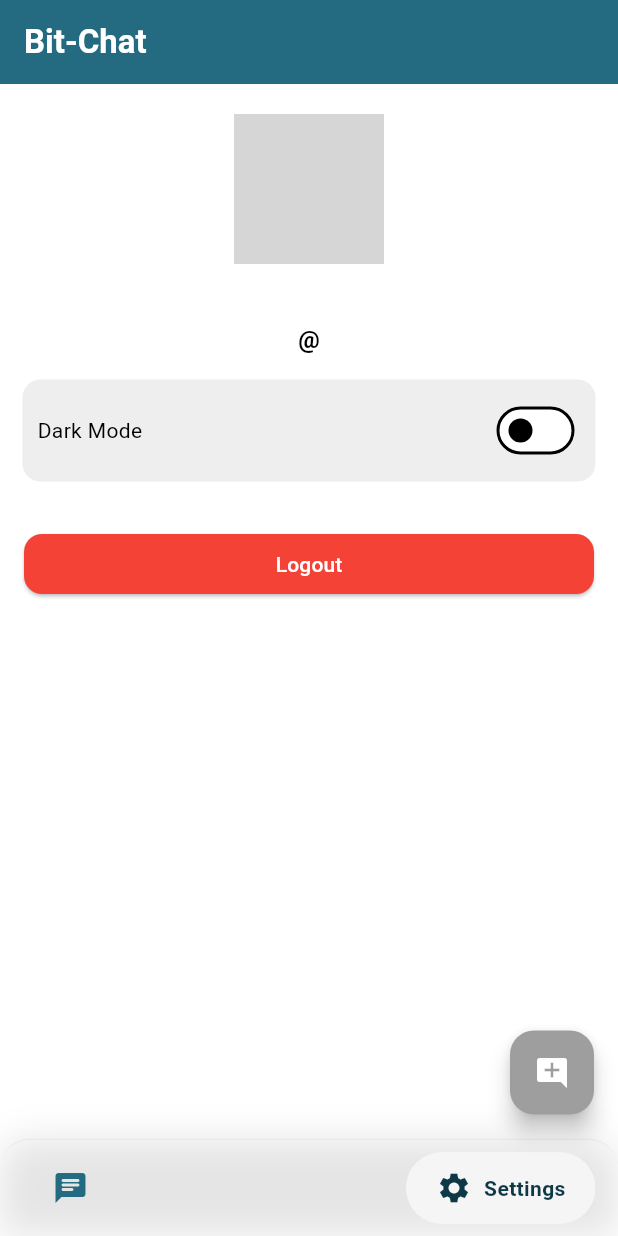
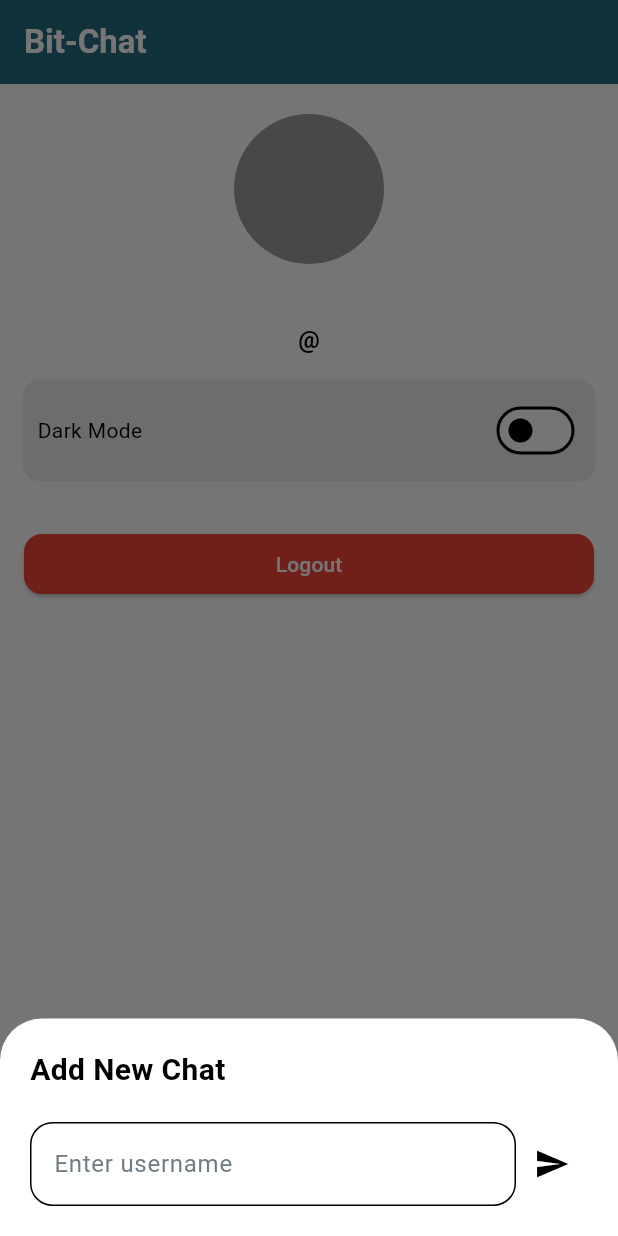
Before and after one commit to ajulkjose246/Bit-Chat, a Flutter app: the screen it shows once a user with an empty profile is signed in, item 2 of the bottom bar chosen, after a tap on the "add comment" icon, on a phone screen of 412 x 824 dp. Run offline on Flutter 3.47's test engine with Material 3 defaults, Android fonts, the phone set to English and light mode, and no system bars; drawn by our look-alikes of google_nav_bar; our stand-ins replace awesome_notifications, cloud_firestore, firebase_auth, firebase_core, firebase_storage, image_picker and 2 more; accounts and stored records are empty; network calls fail; project files that could hold a hidden picture were left out; grey boxes are pictures that could not be loaded.

Commit message:
we can chat with new user using username

```diff
--- /dev/null
+++ b/lib/components/newChat.dart
@@ -0,0 +1,89 @@
+// ignore_for_file: camel_case_types
+
+import 'package:bitchat/components/myTextfield.dart';
+import 'package:bitchat/home/pages/chatPage.dart';
+import 'package:cloud_firestore/cloud_firestore.dart';
+import 'package:flutter/material.dart';
+
+class newChat extends StatelessWidget {
+  TextEditingController userinfo = TextEditingController();
+  final FirebaseFirestore _firestore = FirebaseFirestore.instance;
+
+  Future<void> sendNewChat(BuildContext context) async {
+    try {
+      CollectionReference users =
+          FirebaseFirestore.instance.collection('Users');
+      var username = userinfo.text;
+      QuerySnapshot querySnapshot =
+          await users.where('username', isEqualTo: username).get();
+
+      if (querySnapshot.docs.isNotEmpty) {
+        // Retrieve the user ID
+        String userId = querySnapshot.docs.first.id;
+
+        // Get the user data using the retrieved user ID
+        DocumentSnapshot userDataSnapshot = await users.doc(userId).get();
+        if (userDataSnapshot.exists) {
+          Map<String, dynamic> userData =
+              userDataSnapshot.data() as Map<String, dynamic>;
+
+          // Navigate to the chat page with user data
+          Navigator.pop(context);
+          Navigator.push(
+            // ignore: use_build_context_synchronously
+            context,
+            MaterialPageRoute(
+              builder: (context) => ChatPage(
+                receiverEmail: userData['email'],
+                receiverId: userId,
+                receiverName:
+                    '${userData['firstName']} ${userData['secondName']}',
+                receiverProfile: userData['profile'],
+              ),
+            ),
+          );
+        } else {
+          throw Exception('No user data found for user ID: $userId');
+        }
+      } else {
+        throw Exception('No user data found for user');
+      }
+    } catch (e) {
+      // Handle any errors that occur during the process
+      print('Error sending new chat: $e');
+    }
+  }
+
+  @override
+  Widget build(BuildContext context) {
+    return Padding(
+      padding: const EdgeInsets.all(20),
+      child: Wrap(
+        children: [
+          const Text(
+            "Add New Chat",
+            style: TextStyle(fontSize: 20, fontWeight: FontWeight.bold),
+          ),
+          Padding(
+              padding: EdgeInsets.only(
+                  top: 20, bottom: MediaQuery.of(context).viewInsets.bottom),
+              child: Row(
+                children: [
+                  Flexible(
+                    child: myTextfield(
+                        controller: userinfo,
+                        hintText: "Enter username",
+                        obsecuredText: false),
+                  ),
+                  IconButton(
+                      icon: Icon(Icons.send),
+                      onPressed: () {
+                        sendNewChat(context);
+                      })
+                ],
+              )),
+        ],
+      ),
+    );
+  }
+}
--- a/lib/home/screenHome.dart
+++ b/lib/home/screenHome.dart
@@ -1,11 +1,11 @@
 // ignore_for_file: file_names
 
 import 'package:awesome_notifications/awesome_notifications.dart';
+import 'package:bitchat/components/newChat.dart';
 import 'package:bitchat/home/pages/chatList.dart';
 import 'package:bitchat/home/pages/settingsPage.dart';
 import 'package:google_nav_bar/google_nav_bar.dart';
 import 'package:flutter/material.dart';
-import 'package:firebase_messaging/firebase_messaging.dart';
 
 // ignore: camel_case_types
 class screenHome extends StatefulWidget {
@@ -48,7 +48,15 @@
       body: _widgetOptions.elementAt(_selectedIndex),
       bottomNavigationBar: bottomNavBar(),
       floatingActionButton: FloatingActionButton(
-        onPressed: () {},
+        onPressed: () {
+          showModalBottomSheet(
+            context: context,
+            isScrollControlled: true,
+            builder: (BuildContext context) {
+              return newChat();
+            },
+          );
+        },
         child: const Icon(Icons.add_comment),
       ),
     );
```
